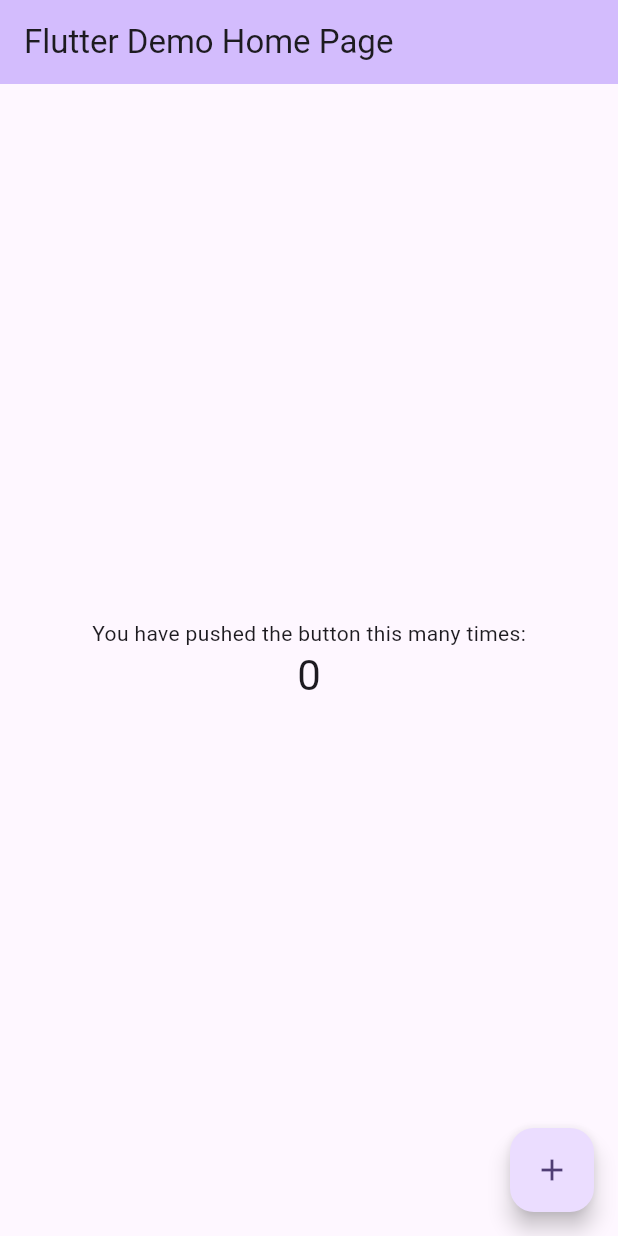
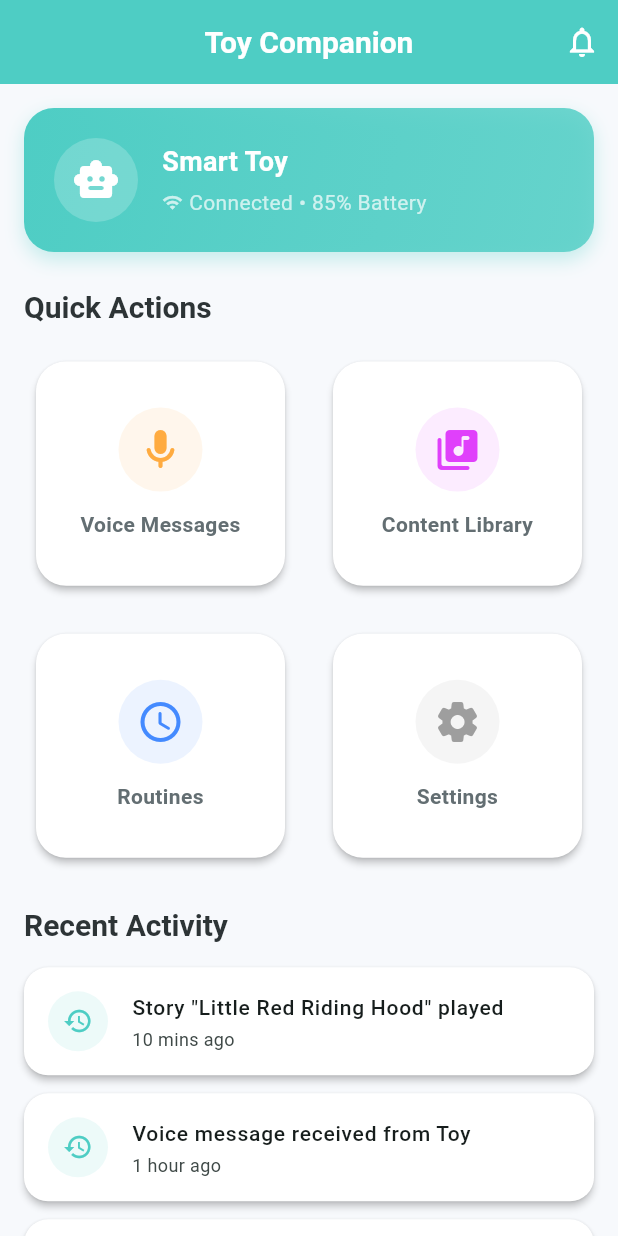
Before and after one commit to could-ai/019b0166-da52-7edb-81c2-f8cee92ca9ab, a Flutter app: the screen it shows after launch, on a phone screen of 412 x 824 dp. Run offline on Flutter 3.47's test engine with Material 3 defaults, Android fonts, the phone set to English and light mode, and no system bars.

Commit message:
Created AppTheme class to define the application's color palette and styling, focusing on a friendly, parent-child oriented design with soft teals and warm accents.; Updated main.dart to use the new AppTheme and set up the routing structure for the application, including routes for Home, Voice Messages, Content Library, Routines, and Settings.; Implemented HomeScreen as the main dashboard. Features a connection status card, a grid of quick actions (Voice Messages, Content Library, Routines, Settings), and a recent activity list.; Created VoiceMessageScreen with a chat-like interface for two-way audio communication. Includes a list of mock messages and a 'Hold to Record' button UI.; Created ContentLibraryScreen with tabs for Stories and Songs. Allows users to browse content and simulate sending it to the toy.; Created RoutineScreen to manage daily schedules and reminders. Features a list of active/inactive routines with toggle switches.; Created SettingsScreen for device configuration (Wi-Fi, Volume), account management, and system updates.

```diff
--- a/usr/lib/main.dart
+++ b/usr/lib/main.dart
@@ -1,123 +1,32 @@
 import 'package:flutter/material.dart';
+import 'package:couldai_user_app/theme/app_theme.dart';
+import 'package:couldai_user_app/screens/home_screen.dart';
+import 'package:couldai_user_app/screens/voice_message_screen.dart';
+import 'package:couldai_user_app/screens/content_library_screen.dart';
+import 'package:couldai_user_app/screens/routine_screen.dart';
+import 'package:couldai_user_app/screens/settings_screen.dart';
 
 void main() {
-  runApp(const MyApp());
+  runApp(const SmartToyApp());
 }
 
-class MyApp extends StatelessWidget {
-  const MyApp({super.key});
+class SmartToyApp extends StatelessWidget {
+  const SmartToyApp({super.key});
 
-  // This widget is the root of your application.
   @override
   Widget build(BuildContext context) {
     return MaterialApp(
-      title: 'Flutter Demo',
+      title: 'Smart Toy Companion',
       debugShowCheckedModeBanner: false,
-      theme: ThemeData(
-        // This is the theme of your application.
-        //
-        // TRY THIS: Try running your application with "flutter run". You'll see
-        // the application has a purple toolbar. Then, without quitting the app,
-        // try changing the seedColor in the colorScheme below to Colors.green
-        // and then invoke "hot reload" (save your changes or press the "hot
-        // reload" button in a Flutter-supported IDE, or press "r" if you used
-        // the command line to start the app).
-        //
-        // Notice that the counter didn't reset back to zero; the application
-        // state is not lost during the reload. To reset the state, use hot
-        // restart instead.
-        //
-        // This works for code too, not just values: Most code changes can be
-        // tested with just a hot reload.
-        colorScheme: ColorScheme.fromSeed(seedColor: Colors.deepPurple),
-      ),
+      theme: AppTheme.lightTheme,
       initialRoute: '/',
       routes: {
-        '/': (context) => const MyHomePage(title: 'Flutter Demo Home Page'),
+        '/': (context) => const HomeScreen(),
+        '/voice-messages': (context) => const VoiceMessageScreen(),
+        '/content-library': (context) => const ContentLibraryScreen(),
+        '/routines': (context) => const RoutineScreen(),
+        '/settings': (context) => const SettingsScreen(),
       },
     );
   }
 }
-
-class MyHomePage extends StatefulWidget {
-  const MyHomePage({super.key, required this.title});
-
-  // This widget is the home page of your application. It is stateful, meaning
-  // that it has a State object (defined below) that contains fields that affect
-  // how it looks.
-
-  // This class is the configuration for the state. It holds the values (in this
-  // case the title) provided by the parent (in this case the App widget) and
-  // used by the build method of the State. Fields in a Widget subclass are
-  // always marked "final".
-
-  final String title;
-
-  @override
-  State<MyHomePage> createState() => _MyHomePageState();
-}
-
-class _MyHomePageState extends State<MyHomePage> {
-  int _counter = 0;
-
-  void _incrementCounter() {
-    setState(() {
-      // This call to setState tells the Flutter framework that something has
-      // changed in this State, which causes it to rerun the build method below
-      // so that the display can reflect the updated values. If we changed
-      // _counter without calling setState(), then the build method would not be
-      // called again, and so nothing would appear to happen.
-      _counter++;
-    });
-  }
-
-  @override
-  Widget build(BuildContext context) {
-    // This method is rerun every time setState is called, for instance as done
-    // by the _incrementCounter method above.
-    //
-    // The Flutter framework has been optimized to make rerunning build methods
-    // fast, so that you can just rebuild anything that needs updating rather
-    // than having to individually change instances of widgets.
-    return Scaffold(
-      appBar: AppBar(
-        // TRY THIS: Try changing the color here to a specific color (to
-        // Colors.amber, perhaps?) and trigger a hot reload to see the AppBar
-        // change color while the other colors stay the same.
-        backgroundColor: Theme.of(context).colorScheme.inversePrimary,
-        // Here we take the value from the MyHomePage object that was created by
-        // the App.build method, and use it to set our appbar title.
-        title: Text(widget.title),
-      ),
-      body: Center(
-        // Center is a layout widget. It takes a single child and positions it
-        // in the middle of the parent.
-        child: Column(
-          // Column is also a layout widget. It takes a list of children and
-          // arranges them vertically. By default, it sizes itself to fit its
-          // children horizontally, and tries to be as tall as its parent.
-          //
-          // Column has various properties to control how it sizes itself and
-          // how it positions its children. Here we use mainAxisAlignment to
-          // center the children vertically; the main axis here is the vertical
-          // axis because Columns are vertical (the cross axis would be
-          // horizontal).
-          //
-          // TRY THIS: Invoke "debug painting" (choose the "Toggle Debug Paint"
-          // action in the IDE, or press "p" in the console), to see the
-          // wireframe for each widget.
-          mainAxisAlignment: MainAxisAlignment.center,
-          children: <Widget>[
-            const Text('You have pushed the button this many times:'),
-            Text('$_counter', style: Theme.of(context).textTheme.headlineMedium),
-          ],
-        ),
-      ),
-      floatingActionButton: FloatingActionButton(
-        onPressed: _incrementCounter,
-        tooltip: 'Increment',
-        child: const Icon(Icons.add),
-      ), // This trailing comma makes auto-formatting nicer for build methods.
-    );
-  }
-}
--- /dev/null
+++ b/usr/lib/screens/home_screen.dart
@@ -0,0 +1,200 @@
+import 'package:flutter/material.dart';
+
+class HomeScreen extends StatelessWidget {
+  const HomeScreen({super.key});
+
+  @override
+  Widget build(BuildContext context) {
+    return Scaffold(
+      appBar: AppBar(
+        title: const Text('Toy Companion'),
+        actions: [
+          IconButton(
+            icon: const Icon(Icons.notifications_none),
+            onPressed: () {},
+          ),
+        ],
+      ),
+      body: SingleChildScrollView(
+        padding: const EdgeInsets.all(16.0),
+        child: Column(
+          crossAxisAlignment: CrossAxisAlignment.start,
+          children: [
+            // Connection Status Card
+            _buildConnectionCard(context),
+            const SizedBox(height: 24),
+
+            // Quick Actions Grid
+            Text(
+              'Quick Actions',
+              style: Theme.of(context).textTheme.titleLarge,
+            ),
+            const SizedBox(height: 16),
+            GridView.count(
+              shrinkWrap: true,
+              physics: const NeverScrollableScrollPhysics(),
+              crossAxisCount: 2,
+              crossAxisSpacing: 16,
+              mainAxisSpacing: 16,
+              childAspectRatio: 1.1,
+              children: [
+                _buildActionCard(
+                  context,
+                  'Voice Messages',
+                  Icons.mic_rounded,
+                  Colors.orangeAccent,
+                  () => Navigator.pushNamed(context, '/voice-messages'),
+                ),
+                _buildActionCard(
+                  context,
+                  'Content Library',
+                  Icons.library_music_rounded,
+                  Colors.purpleAccent,
+                  () => Navigator.pushNamed(context, '/content-library'),
+                ),
+                _buildActionCard(
+                  context,
+                  'Routines',
+                  Icons.schedule_rounded,
+                  Colors.blueAccent,
+                  () => Navigator.pushNamed(context, '/routines'),
+                ),
+                _buildActionCard(
+                  context,
+                  'Settings',
+                  Icons.settings_rounded,
+                  Colors.grey,
+                  () => Navigator.pushNamed(context, '/settings'),
+                ),
+              ],
+            ),
+
+            const SizedBox(height: 24),
+
+            // Recent Activity Section
+            Text(
+              'Recent Activity',
+              style: Theme.of(context).textTheme.titleLarge,
+            ),
+            const SizedBox(height: 16),
+            _buildActivityItem(context, 'Story "Little Red Riding Hood" played', '10 mins ago'),
+            _buildActivityItem(context, 'Voice message received from Toy', '1 hour ago'),
+            _buildActivityItem(context, 'Bedtime routine started', 'Yesterday, 8:00 PM'),
+          ],
+        ),
+      ),
+    );
+  }
+
+  Widget _buildConnectionCard(BuildContext context) {
+    return Container(
+      width: double.infinity,
+      padding: const EdgeInsets.all(20),
+      decoration: BoxDecoration(
+        gradient: LinearGradient(
+          colors: [
+            Theme.of(context).primaryColor,
+            Theme.of(context).primaryColor.withOpacity(0.8),
+          ],
+          begin: Alignment.topLeft,
+          end: Alignment.bottomRight,
+        ),
+        borderRadius: BorderRadius.circular(20),
+        boxShadow: [
+          BoxShadow(
+            color: Theme.of(context).primaryColor.withOpacity(0.3),
+            blurRadius: 10,
+            offset: const Offset(0, 5),
+          ),
+        ],
+      ),
+      child: Row(
+        children: [
+          Container(
+            padding: const EdgeInsets.all(12),
+            decoration: BoxDecoration(
+              color: Colors.white.withOpacity(0.2),
+              shape: BoxShape.circle,
+            ),
+            child: const Icon(Icons.smart_toy_rounded, color: Colors.white, size: 32),
+          ),
+          const SizedBox(width: 16),
+          Column(
+            crossAxisAlignment: CrossAxisAlignment.start,
+            children: const [
+              Text(
+                'Smart Toy',
+                style: TextStyle(
+                  color: Colors.white,
+                  fontSize: 18,
+                  fontWeight: FontWeight.bold,
+                ),
+              ),
+              SizedBox(height: 4),
+              Row(
+                children: [
+                  Icon(Icons.wifi, color: Colors.white70, size: 14),
+                  SizedBox(width: 4),
+                  Text(
+                    'Connected • 85% Battery',
+                    style: TextStyle(color: Colors.white70, fontSize: 14),
+                  ),
+                ],
+              ),
+            ],
+          ),
+        ],
+      ),
+    );
+  }
+
+  Widget _buildActionCard(BuildContext context, String title, IconData icon, Color color, VoidCallback onTap) {
+    return Card(
+      elevation: 2,
+      shape: RoundedRectangleBorder(borderRadius: BorderRadius.circular(20)),
+      child: InkWell(
+        onTap: onTap,
+        borderRadius: BorderRadius.circular(20),
+        child: Padding(
+          padding: const EdgeInsets.all(16.0),
+          child: Column(
+            mainAxisAlignment: MainAxisAlignment.center,
+            children: [
+              Container(
+                padding: const EdgeInsets.all(12),
+                decoration: BoxDecoration(
+                  color: color.withOpacity(0.1),
+                  shape: BoxShape.circle,
+                ),
+                child: Icon(icon, color: color, size: 32),
+              ),
+              const SizedBox(height: 12),
+              Text(
+                title,
+                textAlign: TextAlign.center,
+                style: const TextStyle(
+                  fontWeight: FontWeight.bold,
+                  fontSize: 14,
+                ),
+              ),
+            ],
+          ),
+        ),
+      ),
+    );
+  }
+
+  Widget _buildActivityItem(BuildContext context, String title, String time) {
+    return Card(
+      margin: const EdgeInsets.only(bottom: 12),
+      child: ListTile(
+        leading: CircleAvatar(
+          backgroundColor: Theme.of(context).primaryColor.withOpacity(0.1),
+          child: Icon(Icons.history, color: Theme.of(context).primaryColor, size: 20),
+        ),
+        title: Text(title, style: const TextStyle(fontSize: 14, fontWeight: FontWeight.w500)),
+        subtitle: Text(time, style: const TextStyle(fontSize: 12)),
+      ),
+    );
+  }
+}
--- /dev/null
+++ b/usr/lib/theme/app_theme.dart
@@ -0,0 +1,65 @@
+import 'package:flutter/material.dart';
+
+class AppTheme {
+  static const Color primaryColor = Color(0xFF4ECDC4); // Soft Teal
+  static const Color secondaryColor = Color(0xFFFF6B6B); // Warm Red/Orange
+  static const Color accentColor = Color(0xFFFFE66D); // Soft Yellow
+  static const Color backgroundColor = Color(0xFFF7F9FC); // Light Grey/Blue
+  static const Color surfaceColor = Colors.white;
+  static const Color textPrimary = Color(0xFF2D3436);
+  static const Color textSecondary = Color(0xFF636E72);
+
+  static ThemeData get lightTheme {
+    return ThemeData(
+      useMaterial3: true,
+      colorScheme: ColorScheme.fromSeed(
+        seedColor: primaryColor,
+        primary: primaryColor,
+        secondary: secondaryColor,
+        surface: surfaceColor,
+        background: backgroundColor,
+      ),
+      scaffoldBackgroundColor: backgroundColor,
+      appBarTheme: const AppBarTheme(
+        backgroundColor: primaryColor,
+        foregroundColor: Colors.white,
+        elevation: 0,
+        centerTitle: true,
+        titleTextStyle: TextStyle(
+          fontSize: 20,
+          fontWeight: FontWeight.bold,
+          color: Colors.white,
+        ),
+      ),
+      cardTheme: CardTheme(
+        color: surfaceColor,
+        elevation: 2,
+        shape: RoundedRectangleBorder(borderRadius: BorderRadius.circular(16)),
+        margin: const EdgeInsets.all(8),
+      ),
+      elevatedButtonTheme: ElevatedButtonThemeData(
+        style: ElevatedButton.styleFrom(
+          backgroundColor: primaryColor,
+          foregroundColor: Colors.white,
+          shape: RoundedRectangleBorder(borderRadius: BorderRadius.circular(12)),
+          padding: const EdgeInsets.symmetric(horizontal: 24, vertical: 12),
+          textStyle: const TextStyle(fontSize: 16, fontWeight: FontWeight.bold),
+        ),
+      ),
+      textTheme: const TextTheme(
+        headlineMedium: TextStyle(
+          color: textPrimary,
+          fontWeight: FontWeight.bold,
+          fontSize: 24,
+        ),
+        titleLarge: TextStyle(
+          color: textPrimary,
+          fontWeight: FontWeight.w600,
+          fontSize: 20,
+        ),
+        bodyLarge: TextStyle(color: textPrimary, fontSize: 16),
+        bodyMedium: TextStyle(color: textSecondary, fontSize: 14),
+      ),
+    );
+  }
+}
```
Also changed, not shown: usr/lib/screens/content_library_screen.dart (added, +73 -0 lines), usr/lib/screens/routine_screen.dart (added, +55 -0 lines), usr/lib/screens/settings_screen.dart (added, +56 -0 lines), usr/lib/screens/voice_message_screen.dart (added, +125 -0 lines).
